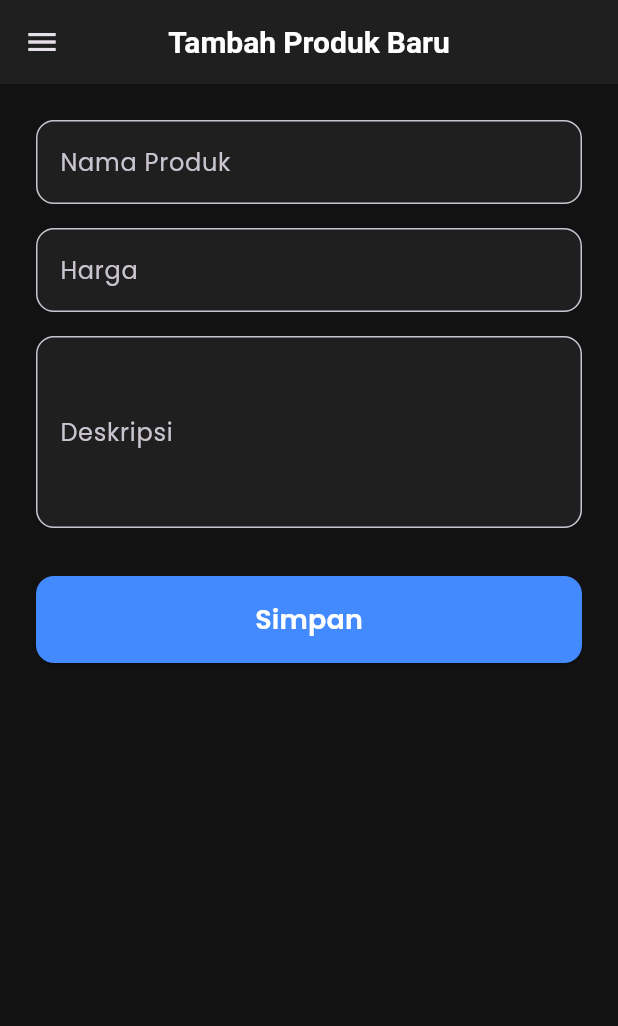
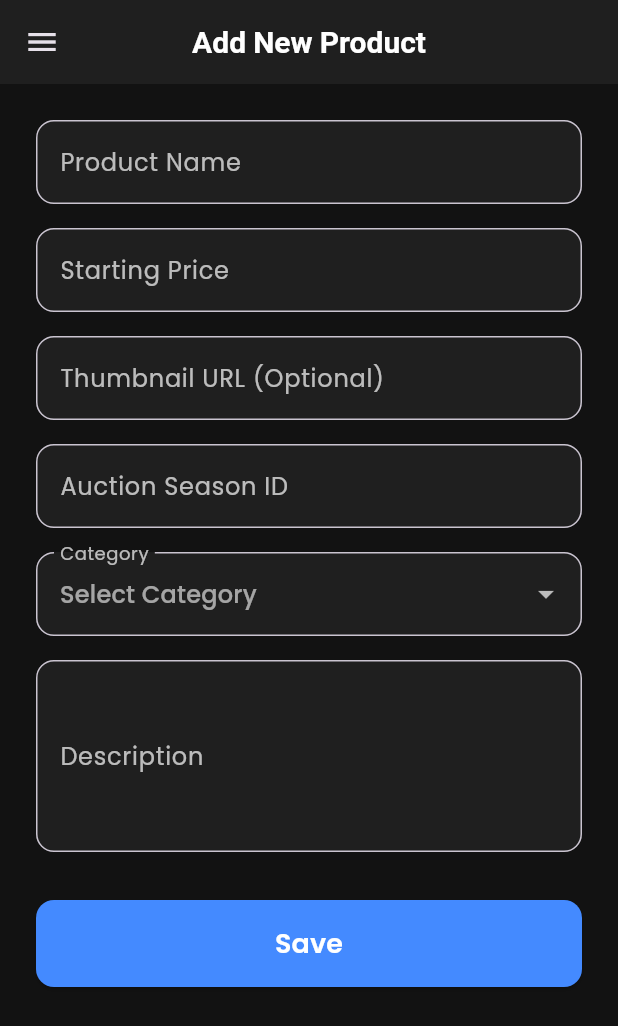
Before and after one commit to Aforambis/flutter-beyond-the-game, a Flutter app: the ProductFormPage screen opened directly, on a phone screen of 412 x 824 dp. Shown: the top 1026 px of the screen. Run offline on Flutter 3.47's test engine with Material 3 defaults, Android fonts, the phone set to English and light mode, and no system bars; our stand-ins replace google_fonts.

Commit message:
Minor adjustments (Tugas 8)

```diff
--- a/football_shop/lib/models/product.dart
+++ b/football_shop/lib/models/product.dart
@@ -1,17 +1,27 @@
+import 'package:uuid/uuid.dart';
+
+var uuid = const Uuid();
+
 class Product {
+  final String id;
+  final int user;
+  final int auctionSeason;
+
   final String name;
-  final int price;
   final String description;
-  final DateTime dateAdded;
-  final int user;
+  final double startPrice;
+  final String? thumbnail;
+  final String category;
 
   Product({
+    required this.user,
+    required this.auctionSeason,
     required this.name,
-    required this.price,
     required this.description,
-    required this.dateAdded,
-    required this.user,
-  });
+    required this.startPrice,
+    this.thumbnail,
+    required this.category,
+  }) : id = uuid.v4();
 }
 
 class ProductStorage {
--- a/football_shop/lib/screens/product_form_page.dart
+++ b/football_shop/lib/screens/product_form_page.dart
@@ -11,39 +11,47 @@ class ProductFormPage extends StatefulWidget {
 
 class _ProductFormPageState extends State<ProductFormPage> {
   final _formKey = GlobalKey<FormState>();
+
+  final List<String> _categories = [
+    'Jersey',
+    'Shoes',
+    'Ball',
+    'Artwork',
+    'Other',
+  ];
+  String? _categoryValue;
+
   final TextEditingController _nameController = TextEditingController();
-  final TextEditingController _priceController = TextEditingController();
+  final TextEditingController _startPriceController = TextEditingController();
   final TextEditingController _descriptionController = TextEditingController();
+  final TextEditingController _thumbnailController = TextEditingController();
+  final TextEditingController _auctionSeasonController = TextEditingController();
 
   @override
   Widget build(BuildContext context) {
     return Scaffold(
       appBar: AppBar(
-        title: const Text('Tambah Produk Baru'),
+        title: const Text('Add New Product'),
         centerTitle: true,
       ),
       drawer: const LeftDrawer(),
       body: Form(
         key: _formKey,
+        autovalidateMode: AutovalidateMode.disabled,
         child: SingleChildScrollView(
           padding: const EdgeInsets.all(24.0),
           child: Column(
             crossAxisAlignment: CrossAxisAlignment.stretch,
             children: [
-              // Field Nama Produk
               TextFormField(
                 controller: _nameController,
-                decoration: InputDecoration(
-                  labelText: 'Nama Produk',
-                  border: OutlineInputBorder(
-                    borderRadius: BorderRadius.circular(12),
-                  ),
-                  filled: true,
-                  fillColor: const Color(0xFF1F1F1F),
-                ),
+                decoration: _buildInputDecoration('Product Name'),
                 validator: (String? value) {
                   if (value == null || value.isEmpty) {
-                    return "Nama tidak boleh kosong!";
+                    return "Product Name cannot be empty!";
+                  }
+                  if (value.length > 255) {
+                    return "Product Name must not exceed 255 characters!";
                   }
                   return null;
                 },
@@ -51,22 +59,79 @@ class _ProductFormPageState extends State<ProductFormPage> {
               const SizedBox(height: 16),
 
               TextFormField(
-                controller: _priceController,
-                decoration: InputDecoration(
-                  labelText: 'Harga',
-                  border: OutlineInputBorder(
-                    borderRadius: BorderRadius.circular(12),
-                  ),
-                  filled: true,
-                  fillColor: const Color(0xFF1F1F1F),
-                ),
+                controller: _startPriceController,
+                decoration: _buildInputDecoration('Starting Price'),
+                keyboardType: const TextInputType.numberWithOptions(decimal: true),
+                validator: (String? value) {
+                  if (value == null || value.isEmpty) {
+                    return "Starting Price cannot be empty!";
+                  }
+                  if (double.tryParse(value) == null) {
+                    return "Starting Price must be a number!";
+                  }
+                  if (double.parse(value) < 0) {
+                    return "Starting Price must not be negative!";
+                  }
+                  return null;
+                },
+              ),
+              const SizedBox(height: 16),
+
+              TextFormField(
+                controller: _thumbnailController,
+                decoration: _buildInputDecoration('Thumbnail URL (Optional)'),
+                validator: (String? value) {
+                  if (value != null && value.isNotEmpty) {
+                    if (value.length > 255) {
+                      return "Thumbnail URL must not exceed 255 characters!";
+                    }
+                    final urlPattern = RegExp(r'^https?:\/\/.*');
+                    if (!urlPattern.hasMatch(value)) {
+                      return "Thumbnail URL must be valid (must start with http:// or https://)!";
+                    }
+                  }
+                  return null;
+                },
+              ),
+              const SizedBox(height: 16),
+
+              TextFormField(
+                controller: _auctionSeasonController,
+                decoration: _buildInputDecoration('Auction Season ID'),
                 keyboardType: TextInputType.number,
                 validator: (String? value) {
                   if (value == null || value.isEmpty) {
-                    return "Harga tidak boleh kosong!";
+                    return "Season ID cannot be empty!";
                   }
                   if (int.tryParse(value) == null) {
-                    return "Harga harus berupa angka!";
+                    return "Season ID must be a number!";
+                  }
+                  if (int.parse(value) <= 0) {
+                    return "Season ID must be a positive number!";
+                  }
+                  return null;
+                },
+              ),
+              const SizedBox(height: 16),
+
+              DropdownButtonFormField<String>(
+                decoration: _buildInputDecoration('Category'),
+                value: _categoryValue,
+                hint: const Text('Select Category'),
+                items: _categories.map((String category) {
+                  return DropdownMenuItem<String>(
+                    value: category,
+                    child: Text(category),
+                  );
+                }).toList(),
+                onChanged: (String? newValue) {
+                  setState(() {
+                    _categoryValue = newValue;
+                  });
+                },
+                validator: (String? value) {
+                  if (value == null || value.isEmpty) {
+                    return "Category must be selected!";
                   }
                   return null;
                 },
@@ -75,18 +140,14 @@ class _ProductFormPageState extends State<ProductFormPage> {
 
               TextFormField(
                 controller: _descriptionController,
-                decoration: InputDecoration(
-                  labelText: 'Deskripsi',
-                  border: OutlineInputBorder(
-                    borderRadius: BorderRadius.circular(12),
-                  ),
-                  filled: true,
-                  fillColor: const Color(0xFF1F1F1F),
-                ),
+                decoration: _buildInputDecoration('Description'),
                 maxLines: 4,
                 validator: (String? value) {
                   if (value == null || value.isEmpty) {
-                    return "Deskripsi tidak boleh kosong!";
+                    return "Description cannot be empty!";
+                  }
+                  if (value.length < 10) {
+                    return "Description must be at least 10 characters long!";
                   }
                   return null;
                 },
@@ -106,9 +167,13 @@ class _ProductFormPageState extends State<ProductFormPage> {
                   if (_formKey.currentState!.validate()) {
                     Product newProduct = Product(
                       name: _nameController.text,
-                      price: int.parse(_priceController.text),
+                      startPrice: double.parse(_startPriceController.text),
                       description: _descriptionController.text,
-                      dateAdded: DateTime.now(),
+                      thumbnail: _thumbnailController.text.isNotEmpty
+                                  ? _thumbnailController.text
+                                  : null,
+                      auctionSeason: int.parse(_auctionSeasonController.text),
+                      category: _categoryValue!,
                       user: 1,
                     );
 
@@ -118,7 +183,7 @@ class _ProductFormPageState extends State<ProductFormPage> {
                       ..hideCurrentSnackBar()
                       ..showSnackBar(
                         SnackBar(
-                          content: Text('Produk "${newProduct.name}" berhasil disimpan!'),
+                          content: Text('Product "${newProduct.name}" has been saved successfully!'),
                           backgroundColor: Colors.green,
                           behavior: SnackBarBehavior.floating,
                           margin: const EdgeInsets.all(16),
@@ -131,7 +196,7 @@ class _ProductFormPageState extends State<ProductFormPage> {
                   }
                 },
                 child: const Text(
-                  'Simpan',
+                  'Save',
                   style: TextStyle(fontSize: 18, fontWeight: FontWeight.w600),
                 ),
               ),
@@ -141,4 +206,26 @@ class _ProductFormPageState extends State<ProductFormPage> {
       ),
     );
   }
+
+  InputDecoration _buildInputDecoration(String label) {
+    return InputDecoration(
+      labelText: label,
+      labelStyle: const TextStyle(color: Colors.white70),
+      hintStyle: const TextStyle(color: Colors.white30),
+      border: OutlineInputBorder(
+        borderRadius: BorderRadius.circular(12),
+      ),
+      filled: true,
+      fillColor: const Color(0xFF1F1F1F),
+      errorStyle: const TextStyle(color: Colors.redAccent),
+      errorBorder: OutlineInputBorder(
+        borderRadius: BorderRadius.circular(12),
+        borderSide: const BorderSide(color: Colors.redAccent, width: 2),
+      ),
+      focusedErrorBorder: OutlineInputBorder(
+        borderRadius: BorderRadius.circular(12),
+        borderSide: const BorderSide(color: Colors.redAccent, width: 2),
+      ),
+    );
+  }
 }
--- a/football_shop/pubspec.yaml
+++ b/football_shop/pubspec.yaml
@@ -35,6 +35,7 @@ dependencies:
   # Use with the CupertinoIcons class for iOS style icons.
   cupertino_icons: ^1.0.8
   google_fonts: ^6.3.2
+  uuid: ^4.4.0
 
 dev_dependencies:
   flutter_test:
```
Also changed, not shown: football_shop/lib/screens/product_list_page.dart (+52 -8 lines), football_shop/pubspec.lock.
